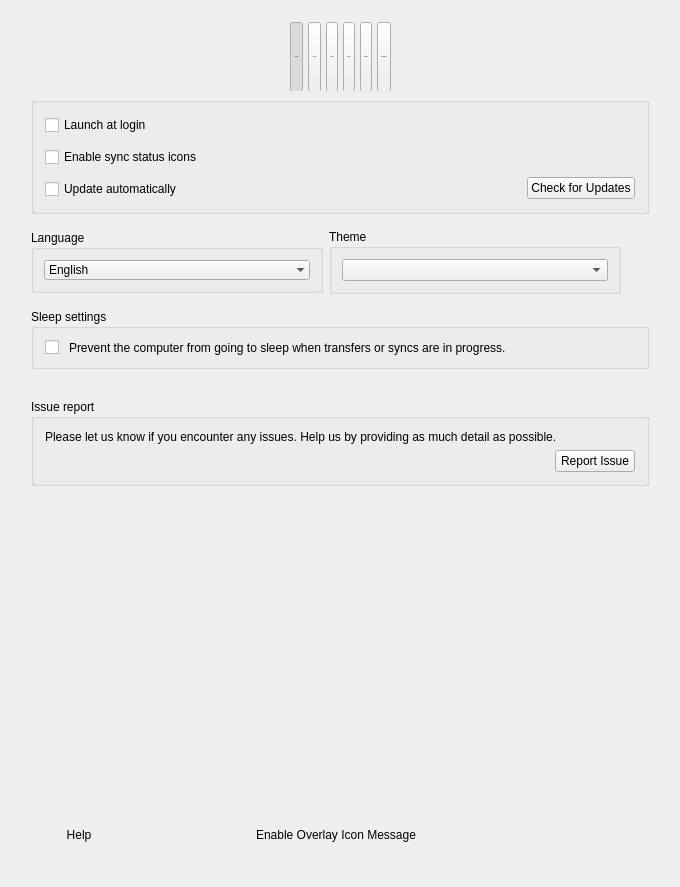
Above: src/MEGASync/gui/ui/SettingsDialog.ui from meganz/MEGAsync before the change. Below: the same form after it.
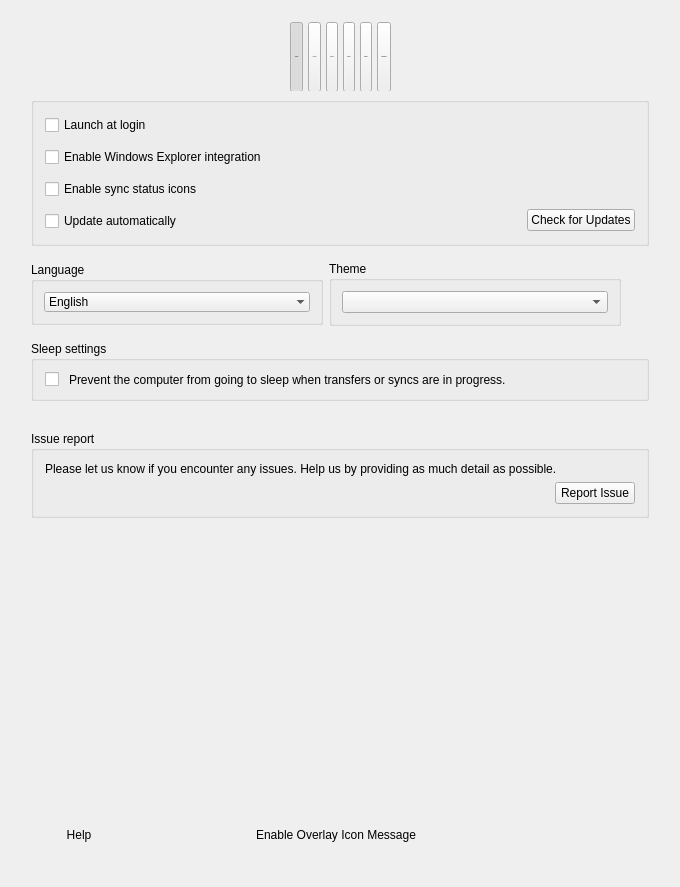
That is the form after the change. Icons and pictures are not drawn. Custom widgets are drawn as their Qt base class.

Commit message: SNC-3941 : Add checkbox to allow windows explorer integration

```diff
--- a/src/MEGASync/gui/ui/SettingsDialog.ui
+++ b/src/MEGASync/gui/ui/SettingsDialog.ui
@@ -632,6 +632,16 @@
               </property>
              </widget>
             </item>
+            <item>
+             <widget class="QCheckBox" name="cFinderIcons">
+              <property name="text">
+               <string>Enable Windows Explorer integration</string>
+              </property>
+              <property name="type" stdset="0">
+               <string>mega</string>
+              </property>
+             </widget>
+            </item>
             <item>
              <widget class="QCheckBox" name="cOverlayIcons">
               <property name="cursor">
```
The commit also changes 2 other files.
